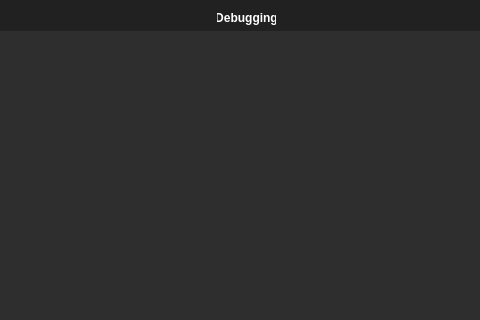
The window that New_folder/DebugWindow.ui (KostasTritsonis/compiler-UI) describes before a commit, drawn with Qt 5; both pictures show x 363 to 843 and y 0 to 320 of the 1197 by 796 pixel window.
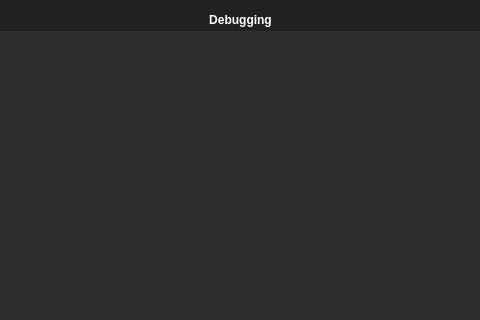
The same window after the commit.

```diff
--- a/New_folder/DebugWindow.ui
+++ b/New_folder/DebugWindow.ui
@@ -27,10 +27,10 @@
    <widget class="QLabel" name="label">
     <property name="geometry">
      <rect>
-      <x>580</x>
+      <x>568</x>
       <y>10</y>
-      <width>59</width>
-      <height>16</height>
+      <width>71</width>
+      <height>20</height>
      </rect>
     </property>
     <property name="font">
```
